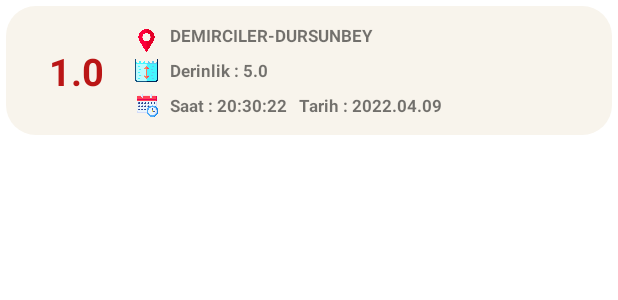
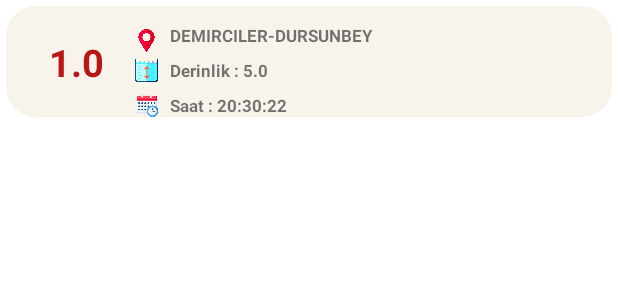
Before and after one commit to nisaefendioglu/Recent-Earthquakes, an Android app: the layout rec_item.xml on its own in the app's theme, with its tools: preview values and no code run, on a phone screen of 412 x 824 dp. Shown: the top 300 px of the screen. Run offline under Robolectric (Android 15) with nearby library versions, the phone set to English and light mode, and no system bars.

Commit message:
Edit data class

```diff
--- a/app/src/main/java/com/nisaefendioglu/recentearthquakes/adapter/EarthquakeAdapter.kt
+++ b/app/src/main/java/com/nisaefendioglu/recentearthquakes/adapter/EarthquakeAdapter.kt
@@ -35,9 +35,8 @@
     @SuppressLint("SetTextI18n")
     override fun onBindViewHolder(holder: EarthquakeViewHolder, position: Int) {
         val place = placeList[position]
-        holder.binding.tvLocation.text = place?.lokasyon
-        holder.binding.tvHour.text = "Saat: ${place?.dateHour}"
-        holder.binding.tvDate.text = "Tarih : ${place?.dateStamp}"
+        holder.binding.tvLocation.text = place?.title
+        holder.binding.tvHour.text = "Tarih: ${place?.date}"
         holder.binding.tvMag.text = place?.mag.toString()
         holder.binding.tvDepth.text = "Derinlik : ${place?.depth.toString()}"
     }
--- a/app/src/main/res/layout/rec_item.xml
+++ b/app/src/main/res/layout/rec_item.xml
@@ -61,20 +61,6 @@
         tools:text="Saat : 20:30:22" />
 
     <TextView
-        android:id="@+id/tvDate"
-        android:layout_width="wrap_content"
-        android:layout_height="wrap_content"
-        android:layout_marginStart="8dp"
-        android:layout_marginTop="8dp"
-        android:textSize="11sp"
-        android:textStyle="bold"
-        app:layout_constraintEnd_toEndOf="parent"
-        app:layout_constraintHorizontal_bias="0.0"
-        app:layout_constraintStart_toEndOf="@+id/tvHour"
-        app:layout_constraintTop_toBottomOf="@+id/tvDepth"
-        tools:text="Tarih : 2022.04.09" />
-
-    <TextView
         android:layout_width="56dp"
         android:layout_height="12dp"
         app:layout_constraintTop_toBottomOf="@+id/tvDate"
--- a/app/src/main/res/values-night/themes.xml
+++ b/app/src/main/res/values-night/themes.xml
@@ -2,12 +2,12 @@
     <!-- Base application theme. -->
     <style name="Theme.RecentEarthquakes" parent="Theme.MaterialComponents.DayNight.NoActionBar">
         <!-- Primary brand color. -->
-        <item name="colorPrimary">@color/purple_200</item>
+        <item name="colorPrimary">@color/purple_500</item>
         <item name="colorPrimaryVariant">@color/purple_700</item>
-        <item name="colorOnPrimary">@color/black</item>
+        <item name="colorOnPrimary">@color/white</item>
         <!-- Secondary brand color. -->
         <item name="colorSecondary">@color/teal_200</item>
-        <item name="colorSecondaryVariant">@color/teal_200</item>
+        <item name="colorSecondaryVariant">@color/teal_700</item>
         <item name="colorOnSecondary">@color/black</item>
         <!-- Status bar color. -->
         <item name="android:statusBarColor" tools:targetApi="l">#F8F4EC</item>
```
Also changed, not shown: app/src/main/java/com/nisaefendioglu/recentearthquakes/model/EarthquakeModelItem.kt (+1 -30 lines).
